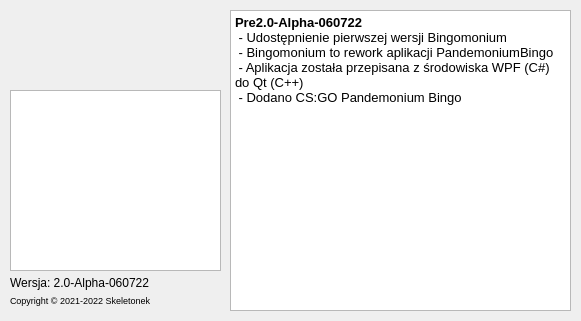
First picture: the form in Project/mainwindow.ui, repository Skeletonek/Bingomonium, before the edit.
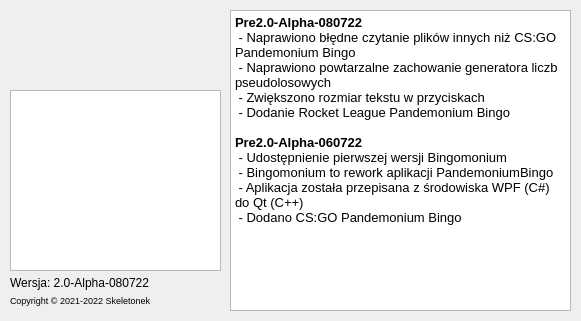
Second picture: the form after the edit. Icons and pictures are not drawn.

Commit message: bumped up version number

Patch:
```diff
--- a/Project/mainwindow.ui
+++ b/Project/mainwindow.ui
@@ -48,7 +48,7 @@
      </font>
     </property>
     <property name="text">
-     <string>Wersja: 2.0-Alpha-060722</string>
+     <string>Wersja: 2.0-Alpha-080722</string>
     </property>
     <property name="alignment">
      <set>Qt::AlignLeading|Qt::AlignLeft|Qt::AlignTop</set>
@@ -108,6 +108,12 @@
 &lt;html&gt;&lt;head&gt;&lt;meta name=&quot;qrichtext&quot; content=&quot;1&quot; /&gt;&lt;style type=&quot;text/css&quot;&gt;
 p, li { white-space: pre-wrap; }
 &lt;/style&gt;&lt;/head&gt;&lt;body style=&quot; font-family:'Noto Sans'; font-size:10pt; font-weight:400; font-style:normal;&quot;&gt;
+&lt;p style=&quot; margin-top:0px; margin-bottom:0px; margin-left:0px; margin-right:0px; -qt-block-indent:0; text-indent:0px;&quot;&gt;&lt;span style=&quot; font-weight:600;&quot;&gt;Pre2.0-Alpha-080722&lt;/span&gt;&lt;/p&gt;
+&lt;p style=&quot; margin-top:0px; margin-bottom:0px; margin-left:0px; margin-right:0px; -qt-block-indent:0; text-indent:0px;&quot;&gt; - Naprawiono błędne czytanie plików innych niż CS:GO Pandemonium Bingo&lt;/p&gt;
+&lt;p style=&quot; margin-top:0px; margin-bottom:0px; margin-left:0px; margin-right:0px; -qt-block-indent:0; text-indent:0px;&quot;&gt; - Naprawiono powtarzalne zachowanie generatora liczb pseudolosowych&lt;/p&gt;
+&lt;p style=&quot; margin-top:0px; margin-bottom:0px; margin-left:0px; margin-right:0px; -qt-block-indent:0; text-indent:0px;&quot;&gt; - Zwiększono rozmiar tekstu w przyciskach&lt;/p&gt;
+&lt;p style=&quot; margin-top:0px; margin-bottom:0px; margin-left:0px; margin-right:0px; -qt-block-indent:0; text-indent:0px;&quot;&gt; - Dodanie Rocket League Pandemonium Bingo&lt;/p&gt;
+&lt;p style=&quot;-qt-paragraph-type:empty; margin-top:0px; margin-bottom:0px; margin-left:0px; margin-right:0px; -qt-block-indent:0; text-indent:0px;&quot;&gt;&lt;br /&gt;&lt;/p&gt;
 &lt;p style=&quot; margin-top:0px; margin-bottom:0px; margin-left:0px; margin-right:0px; -qt-block-indent:0; text-indent:0px;&quot;&gt;&lt;span style=&quot; font-weight:600;&quot;&gt;Pre2.0-Alpha-060722&lt;/span&gt;&lt;/p&gt;
 &lt;p style=&quot; margin-top:0px; margin-bottom:0px; margin-left:0px; margin-right:0px; -qt-block-indent:0; text-indent:0px;&quot;&gt; - Udostępnienie pierwszej wersji Bingomonium&lt;/p&gt;
 &lt;p style=&quot; margin-top:0px; margin-bottom:0px; margin-left:0px; margin-right:0px; -qt-block-indent:0; text-indent:0px;&quot;&gt; - Bingomonium to rework aplikacji PandemoniumBingo&lt;/p&gt;
```
